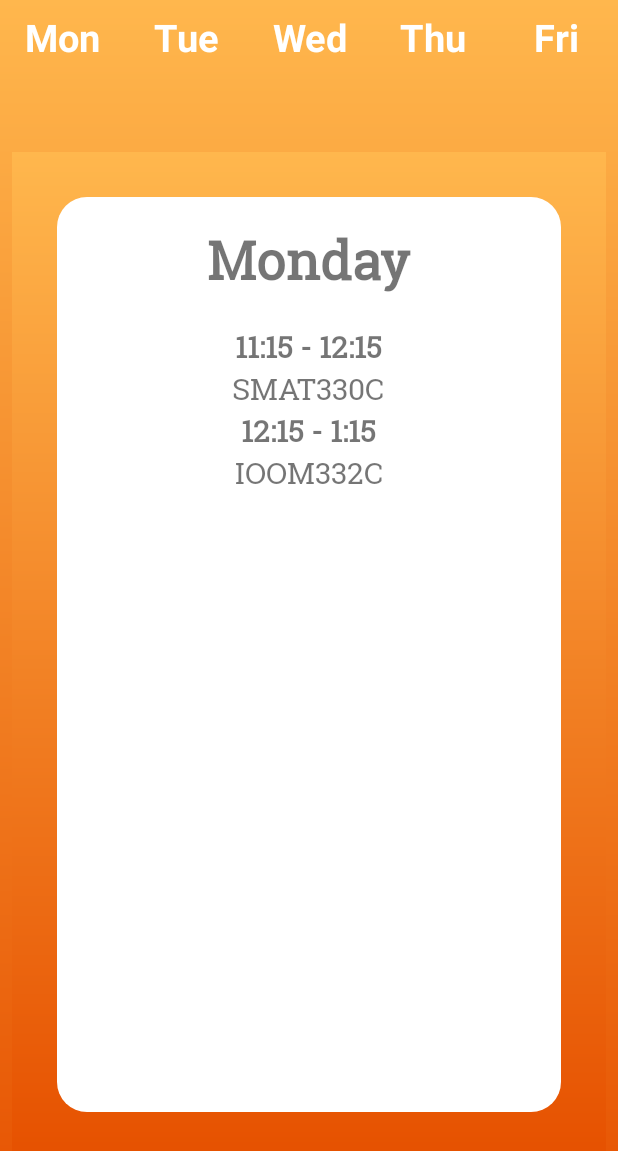
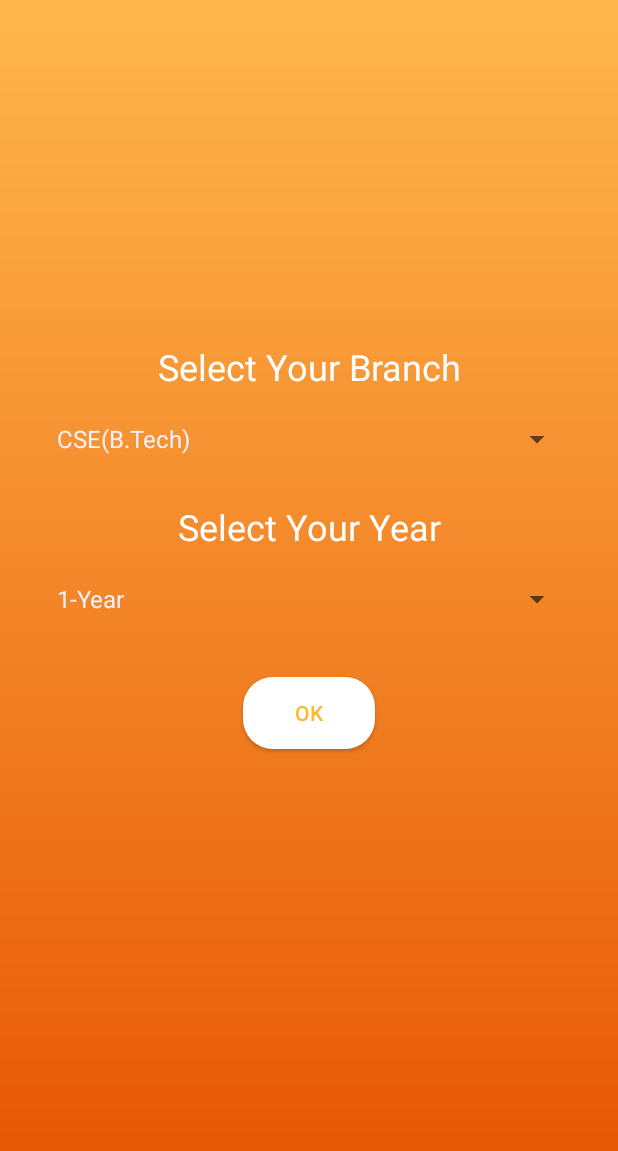
Before and after one commit to GOVINDDIXIT/IIITL-Student-APP, an Android app: the MainActivity screen opened directly, with no data from a screen before it, after a tap on "Class Time Table", on a phone screen of 412 x 824 dp. Shown: the top 1151 px of the screen. Run offline under Robolectric (Android 15) with nearby library versions, the phone set to English and light mode, and no system bars; 1 statement that could not run was skipped; 1 other tap on this screen came first.

Commit message:
Make Ask Details

```diff
--- a/app/src/main/AndroidManifest.xml
+++ b/app/src/main/AndroidManifest.xml
@@ -2,9 +2,7 @@
 <manifest xmlns:android="http://schemas.android.com/apk/res/android"
     package="govind.iiitl.app">
 
-    <uses-permission android:name="android.permission.INTERNET" />
-
-    <!-- To auto-complete the email text field in the login form with the user's emails -->
+    <uses-permission android:name="android.permission.INTERNET" /> <!-- To auto-complete the email text field in the login form with the user's emails -->
     <uses-permission android:name="android.permission.GET_ACCOUNTS" />
     <uses-permission android:name="android.permission.READ_PROFILE" />
     <uses-permission android:name="android.permission.READ_CONTACTS" />
@@ -16,17 +14,18 @@
         android:roundIcon="@mipmap/ic_launcher_round"
         android:supportsRtl="true"
         android:theme="@style/AppTheme">
-        <activity android:name="govind.iiitl.app.SplashActivity">
+        <activity android:name=".AskDetail"></activity>
+        <activity android:name=".SplashActivity">
             <intent-filter>
                 <action android:name="android.intent.action.MAIN" />
 
                 <category android:name="android.intent.category.LAUNCHER" />
             </intent-filter>
         </activity>
-        <activity android:name="govind.iiitl.app.MainActivity" />
-        <activity android:name="govind.iiitl.app.DetailActivity" />
+        <activity android:name=".MainActivity" />
+        <activity android:name=".DetailActivity" />
 
-        <service android:name="govind.iiitl.app.MessagingService">
+        <service android:name=".MessagingService">
             <intent-filter>
                 <action android:name="com.google.firebase.MESSAGING_EVENT" />
             </intent-filter>
@@ -43,16 +42,15 @@
             android:name="com.google.firebase.messaging.default_notification_color"
             android:resource="@color/colorAccent" />
 
-        <activity android:name="govind.iiitl.app.AboutPage" />
-        <activity android:name="govind.iiitl.app.Labels.Gymkhana" />
-        <activity android:name="govind.iiitl.app.Labels.Library" />
-        <activity android:name="govind.iiitl.app.SignIn.Login" />
-        <activity android:name="govind.iiitl.app.SignIn.LogOut" />
-        <activity android:name="govind.iiitl.app.Labels.Album" />
-        <activity android:name="govind.iiitl.app.TimeTable" />
-        <activity android:name="govind.iiitl.app.Extra" />
-
-        <activity android:name="govind.iiitl.app.Guide"></activity>
+        <activity android:name=".AboutPage" />
+        <activity android:name=".Labels.Gymkhana" />
+        <activity android:name=".Labels.Library" />
+        <activity android:name=".SignIn.Login" />
+        <activity android:name=".SignIn.LogOut" />
+        <activity android:name=".Labels.Album" />
+        <activity android:name=".TimeTable" />
+        <activity android:name=".Extra" />
+        <activity android:name=".Guide" />
     </application>
 
 </manifest>
--- /dev/null
+++ b/app/src/main/java/govind/iiitl/app/AskDetail.java
@@ -0,0 +1,57 @@
+package govind.iiitl.app;
+
+import android.content.Intent;
+import android.support.v7.app.AppCompatActivity;
+import android.os.Bundle;
+import android.view.View;
+import android.widget.AdapterView;
+import android.widget.ArrayAdapter;
+import android.widget.Button;
+import android.widget.Spinner;
+
+public class AskDetail extends AppCompatActivity implements AdapterView.OnItemSelectedListener {
+
+    @Override
+    protected void onCreate(Bundle savedInstanceState) {
+        super.onCreate(savedInstanceState);
+        setContentView(R.layout.activity_ask_detail);
+
+        Spinner branch = findViewById(R.id.branch);
+        ArrayAdapter<CharSequence> yearadapter = ArrayAdapter.createFromResource(getApplicationContext(), R.array.branch,android.R.layout.simple_spinner_item);
+        yearadapter.setDropDownViewResource(android.R.layout.simple_spinner_dropdown_item);
+        branch.setAdapter(yearadapter);
+        branch.setOnItemSelectedListener(this);
+
+        Button button = findViewById(R.id.ok_button);
+        button.setOnClickListener(new View.OnClickListener() {
+            @Override
+            public void onClick(View view) {
+                startActivity(new Intent(AskDetail.this,TimeTable.class));
+            }
+        });
+    }
+
+    @Override
+    public void onItemSelected(AdapterView<?> adapterView, View view, int i, long l) {
+
+
+        String branchselect = adapterView.getItemAtPosition(i).toString();
+        if(branchselect .equals("CSE (M.Tech)")){
+            Spinner yearone = findViewById(R.id.year);
+            ArrayAdapter<CharSequence> yearadapter = ArrayAdapter.createFromResource(getApplicationContext(), R.array.mtech,android.R.layout.simple_spinner_item);
+            yearadapter.setDropDownViewResource(android.R.layout.simple_spinner_dropdown_item);
+            yearone.setAdapter(yearadapter);
+        }
+        else{
+            Spinner yearone = findViewById(R.id.year);
+            ArrayAdapter<CharSequence> yearadapter = ArrayAdapter.createFromResource(getApplicationContext(), R.array.year,android.R.layout.simple_spinner_item);
+            yearadapter.setDropDownViewResource(android.R.layout.simple_spinner_dropdown_item);
+            yearone.setAdapter(yearadapter);
+        }
+    }
+
+    @Override
+    public void onNothingSelected(AdapterView<?> adapterView) {
+
+    }
+}
--- a/app/src/main/java/govind/iiitl/app/MainActivity.java
+++ b/app/src/main/java/govind/iiitl/app/MainActivity.java
@@ -53,7 +53,7 @@ public class MainActivity extends AppCompatActivity {
             public boolean onNavigationItemSelected(MenuItem item) {
                 switch (item.getItemId()) {
                     case R.id.nav_TimeTable:
-                        startActivity(new Intent(MainActivity.this, TimeTable.class));
+                        startActivity(new Intent(MainActivity.this, AskDetail.class));
                         break;
                     case R.id.nav_axios:
                         openWebPage(getResources().getString(R.string.axios_website));
--- /dev/null
+++ b/app/src/main/res/layout/activity_ask_detail.xml
@@ -0,0 +1,69 @@
+<?xml version="1.0" encoding="utf-8"?>
+<LinearLayout xmlns:android="http://schemas.android.com/apk/res/android"
+    xmlns:app="http://schemas.android.com/apk/res-auto"
+    xmlns:tools="http://schemas.android.com/tools"
+    android:layout_width="match_parent"
+    android:background="@drawable/bg_color"
+    android:orientation="vertical"
+    android:layout_height="match_parent"
+    tools:context=".AskDetail">
+
+    <TextView
+        android:id="@+id/year_heading"
+        android:layout_width="match_parent"
+        android:textColor="#ffffff"
+        android:layout_height="wrap_content"
+        android:layout_marginLeft="30dp"
+        android:layout_marginTop="228dp"
+        android:layout_marginRight="30dp"
+        android:text="Select Your Branch"
+        android:textAlignment="center"
+        android:textSize="24sp"
+        />
+
+    <Spinner
+        android:id="@+id/branch"
+        android:layout_width="match_parent"
+        android:layout_height="wrap_content"
+        android:layout_marginLeft="30dp"
+        android:textColor="#ffffff"
+        android:layout_marginTop="20dp"
+        android:popupBackground="@drawable/bg_color"
+        android:layout_marginRight="30dp" />
+
+    <TextView
+        android:id="@+id/textView9"
+        android:layout_width="match_parent"
+        android:layout_height="wrap_content"
+        android:textColor="#ffffff"
+        android:layout_marginLeft="30dp"
+        android:layout_marginTop="30dp"
+        android:layout_marginRight="30dp"
+        android:text="Select Your Year"
+        android:textAlignment="center"
+        android:textSize="24sp" />
+
+    <Spinner
+        android:id="@+id/year"
+        android:textColor="#ffffff"
+        android:layout_width="match_parent"
+        android:layout_height="wrap_content"
+        android:layout_marginLeft="30dp"
+        android:layout_marginTop="20dp"
+        android:popupBackground="@drawable/bg_color"
+        android:layout_marginRight="30dp"
+        />
+
+    <Button
+        android:layout_width="wrap_content"
+        android:layout_height="wrap_content"
+        android:text="OK"
+        android:background="@drawable/fragment_bg"
+        android:textColor="#FFB72D"
+        android:id="@+id/ok_button"
+        android:layout_gravity="center_horizontal"
+        android:layout_marginTop="40dp"
+        />
+
+
+</LinearLayout>
--- a/app/src/main/res/values/strings.xml
+++ b/app/src/main/res/values/strings.xml
@@ -34,4 +34,24 @@
         completions."
     </string>
 
+
+
+    <string-array name="year">
+        <item> 1-Year</item>
+        <item> 2-Year</item>
+        <item> 3-Year</item>
+        <item> 4-Year</item>
+    </string-array>
+
+    <string-array name="mtech">
+        <item> 1-Year</item>
+        <item> 2-Year</item>
+    </string-array>
+
+    <string-array name="branch">
+        <item>CSE(B.Tech)</item>
+        <item>IT(B.Tech)</item>
+        <item>CSE (M.Tech)</item>
+    </string-array>
+
 </resources>
```
